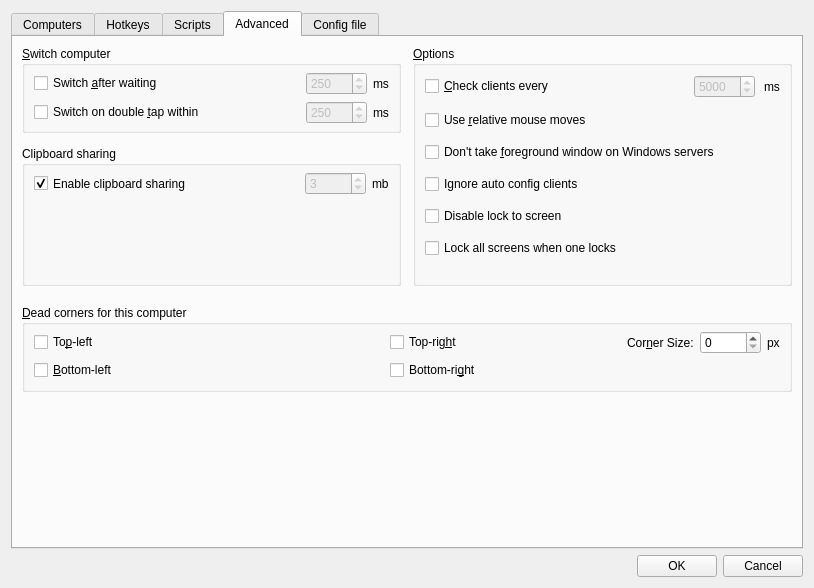
The window that src/gui/src/ServerConfigDialogBase.ui (stefanverleysen/synergy) describes before a commit, drawn with Qt 5.
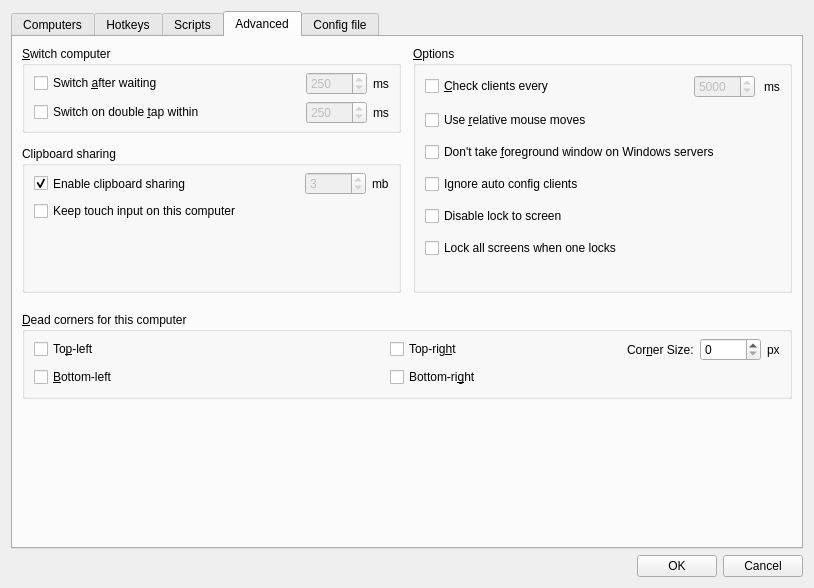
The same window after the commit. Icons and pictures are not drawn. Custom widgets are drawn as their Qt base class.

Commit message:
Merge touch-input-local: add touch input local option for Windows
Cherry-picked from origin/touch-input-local branch and merged with
existing TRIFECTA features (lockAllScreens, custom scripts).

```diff
--- a/src/gui/src/ServerConfigDialogBase.ui
+++ b/src/gui/src/ServerConfigDialogBase.ui
@@ -626,6 +626,16 @@
               </item>
              </layout>
             </item>
+            <item>
+             <widget class="QCheckBox" name="m_pCheckBoxTouchInputLocal">
+              <property name="text">
+               <string>Keep touch input on this computer</string>
+              </property>
+              <property name="toolTip">
+               <string>When enabled, touch screen input stays on this computer even when the cursor moves to another screen</string>
+              </property>
+             </widget>
+            </item>
             <item>
              <spacer name="verticalSpacer_3">
               <property name="orientation">
```
The commit also changes 9 other files.
